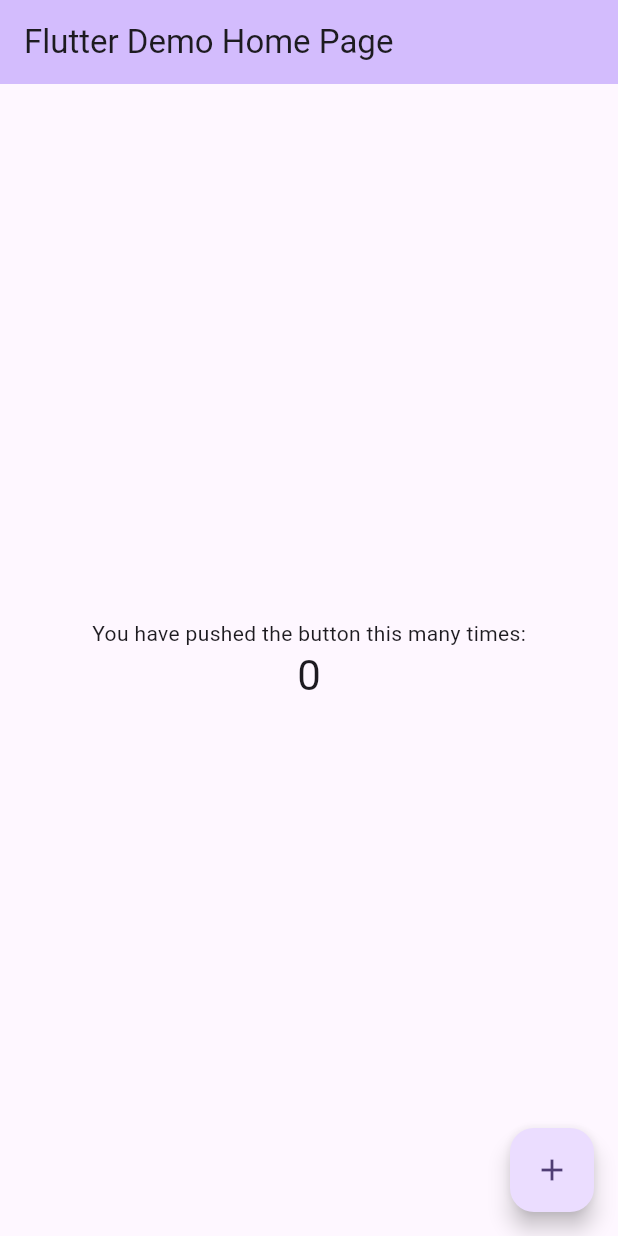
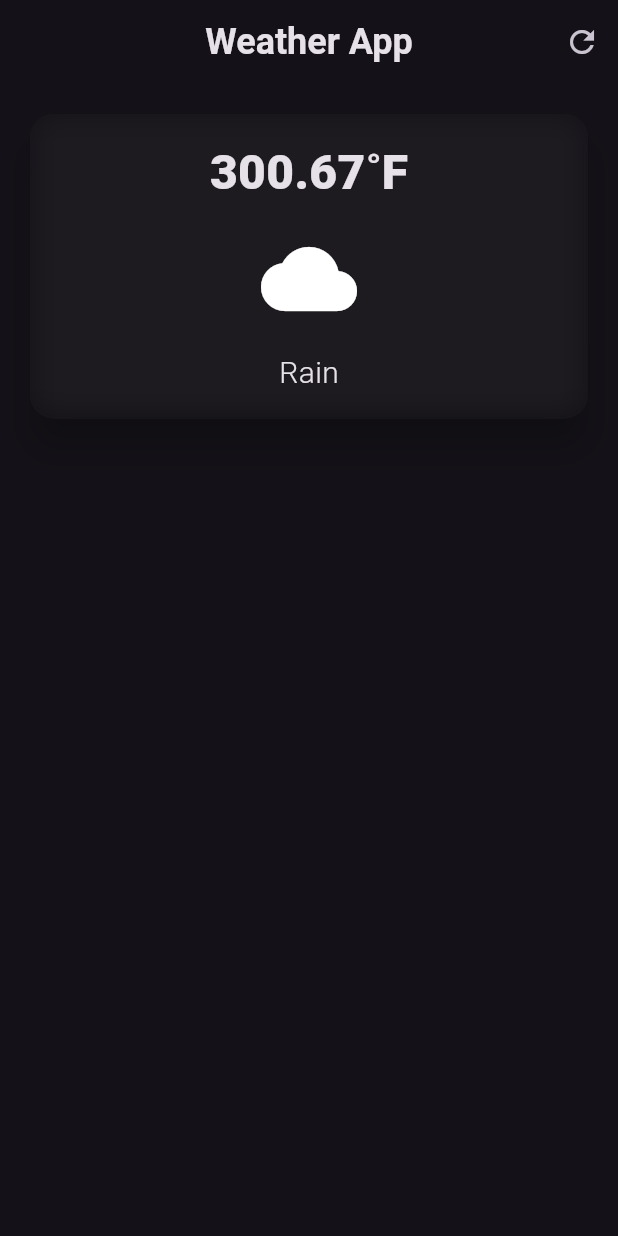
Before and after one commit to Vishwam1158/Weather_app, a Flutter app: the screen it shows after launch, on a phone screen of 412 x 824 dp. Run offline on Flutter 3.47's test engine with Material 3 defaults, Android fonts, the phone set to English and light mode, and no system bars.

Commit message:
Added Main Card

```diff
--- a/lib/main.dart
+++ b/lib/main.dart
@@ -1,4 +1,5 @@
 import 'package:flutter/material.dart';
+import 'package:weather_app/weather_screen.dart';
 
 void main() {
   runApp(const MyApp());
@@ -7,119 +8,12 @@ void main() {
 class MyApp extends StatelessWidget {
   const MyApp({super.key});
 
-  // This widget is the root of your application.
   @override
   Widget build(BuildContext context) {
     return MaterialApp(
-      title: 'Flutter Demo',
-      theme: ThemeData(
-        // This is the theme of your application.
-        //
-        // TRY THIS: Try running your application with "flutter run". You'll see
-        // the application has a purple toolbar. Then, without quitting the app,
-        // try changing the seedColor in the colorScheme below to Colors.green
-        // and then invoke "hot reload" (save your changes or press the "hot
-        // reload" button in a Flutter-supported IDE, or press "r" if you used
-        // the command line to start the app).
-        //
-        // Notice that the counter didn't reset back to zero; the application
-        // state is not lost during the reload. To reset the state, use hot
-        // restart instead.
-        //
-        // This works for code too, not just values: Most code changes can be
-        // tested with just a hot reload.
-        colorScheme: ColorScheme.fromSeed(seedColor: Colors.deepPurple),
-        useMaterial3: true,
-      ),
-      home: const MyHomePage(title: 'Flutter Demo Home Page'),
-    );
+      debugShowCheckedModeBanner: false,
+        theme: ThemeData.dark(),
+        home: const WeatherScreen(),
+      );
   }
 }
-
-class MyHomePage extends StatefulWidget {
-  const MyHomePage({super.key, required this.title});
-
-  // This widget is the home page of your application. It is stateful, meaning
-  // that it has a State object (defined below) that contains fields that affect
-  // how it looks.
-
-  // This class is the configuration for the state. It holds the values (in this
-  // case the title) provided by the parent (in this case the App widget) and
-  // used by the build method of the State. Fields in a Widget subclass are
-  // always marked "final".
-
-  final String title;
-
-  @override
-  State<MyHomePage> createState() => _MyHomePageState();
-}
-
-class _MyHomePageState extends State<MyHomePage> {
-  int _counter = 0;
-
-  void _incrementCounter() {
-    setState(() {
-      // This call to setState tells the Flutter framework that something has
-      // changed in this State, which causes it to rerun the build method below
-      // so that the display can reflect the updated values. If we changed
-      // _counter without calling setState(), then the build method would not be
-      // called again, and so nothing would appear to happen.
-      _counter++;
-    });
-  }
-
-  @override
-  Widget build(BuildContext context) {
-    // This method is rerun every time setState is called, for instance as done
-    // by the _incrementCounter method above.
-    //
-    // The Flutter framework has been optimized to make rerunning build methods
-    // fast, so that you can just rebuild anything that needs updating rather
-    // than having to individually change instances of widgets.
-    return Scaffold(
-      appBar: AppBar(
-        // TRY THIS: Try changing the color here to a specific color (to
-        // Colors.amber, perhaps?) and trigger a hot reload to see the AppBar
-        // change color while the other colors stay the same.
-        backgroundColor: Theme.of(context).colorScheme.inversePrimary,
-        // Here we take the value from the MyHomePage object that was created by
-        // the App.build method, and use it to set our appbar title.
-        title: Text(widget.title),
-      ),
-      body: Center(
-        // Center is a layout widget. It takes a single child and positions it
-        // in the middle of the parent.
-        child: Column(
-          // Column is also a layout widget. It takes a list of children and
-          // arranges them vertically. By default, it sizes itself to fit its
-          // children horizontally, and tries to be as tall as its parent.
-          //
-          // Column has various properties to control how it sizes itself and
-          // how it positions its children. Here we use mainAxisAlignment to
-          // center the children vertically; the main axis here is the vertical
-          // axis because Columns are vertical (the cross axis would be
-          // horizontal).
-          //
-          // TRY THIS: Invoke "debug painting" (choose the "Toggle Debug Paint"
-          // action in the IDE, or press "p" in the console), to see the
-          // wireframe for each widget.
-          mainAxisAlignment: MainAxisAlignment.center,
-          children: <Widget>[
-            const Text(
-              'You have pushed the button this many times:',
-            ),
-            Text(
-              '$_counter',
-              style: Theme.of(context).textTheme.headlineMedium,
-            ),
-          ],
-        ),
-      ),
-      floatingActionButton: FloatingActionButton(
-        onPressed: _incrementCounter,
-        tooltip: 'Increment',
-        child: const Icon(Icons.add),
-      ), // This trailing comma makes auto-formatting nicer for build methods.
-    );
-  }
-}
--- /dev/null
+++ b/lib/weather_screen.dart
@@ -0,0 +1,65 @@
+import 'dart:ui';
+
+import 'package:flutter/material.dart';
+
+class WeatherScreen extends StatelessWidget {
+  const WeatherScreen({super.key});
+
+  @override
+  Widget build(BuildContext context) {
+    return Scaffold(
+      appBar: AppBar(
+        title: const Text(
+          "Weather App",
+          style: TextStyle(fontSize: 24, fontWeight: FontWeight.bold),
+        ),
+        centerTitle: true,
+        actions: [
+          IconButton(onPressed: () {}, icon: const Icon(Icons.refresh))
+        ],
+      ),
+      body:  Padding(
+        padding:  EdgeInsets.all(16.0),
+        child:  Column(
+          children: [
+            //Main Card
+            SizedBox(
+              width: double.infinity, // For MaxWidth, that's why wrap with Size box, if want to add color or something use Container
+              child: Card(
+                elevation: 10,
+                shape: RoundedRectangleBorder( //No need bcz below we use ClipRRect
+                  borderRadius: BorderRadius.circular(16)
+                ),
+                child: ClipRRect( // for add Border Radius
+                  borderRadius: BorderRadius.circular(16),
+                  child: BackdropFilter( // For merging card with It's background
+                    filter: ImageFilter.blur(sigmaX: 10, sigmaY: 10), //this effect remove elevation of card, so we have to add Border Radius via ClipRRect
+                    child: const Padding(
+                      padding: EdgeInsets.all(16.0),
+                      child: Column(
+                        children: [
+                          //Upper Text
+                          Text("300.67˚F", style: TextStyle(fontSize: 32, fontWeight: FontWeight.w800),),
+                          //Cloud Img ?
+                          SizedBox(height: 16,),
+                          Icon(Icons.cloud, size: 64,),
+                          //Bottom Text
+                          SizedBox(height: 16,),
+                          Text("Rain", style: TextStyle(fontSize: 20, fontWeight: FontWeight.w300),),
+                        ],
+                      ),
+                    ),
+                  ),
+                ),
+              ),
+
+            ),
+            const SizedBox(height: 20,), //
+            // Weather Forecast
+            //Additional info
+          ],
+        ),
+      ),
+    );
+  }
+}
```
